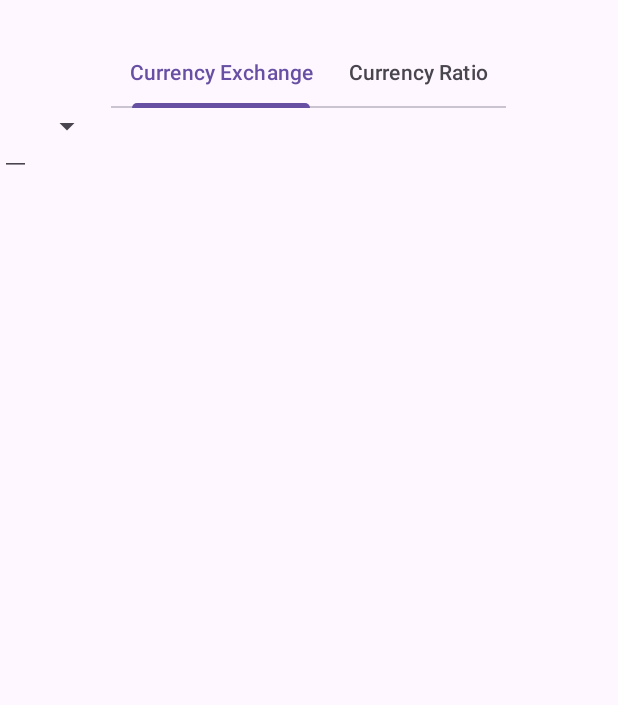
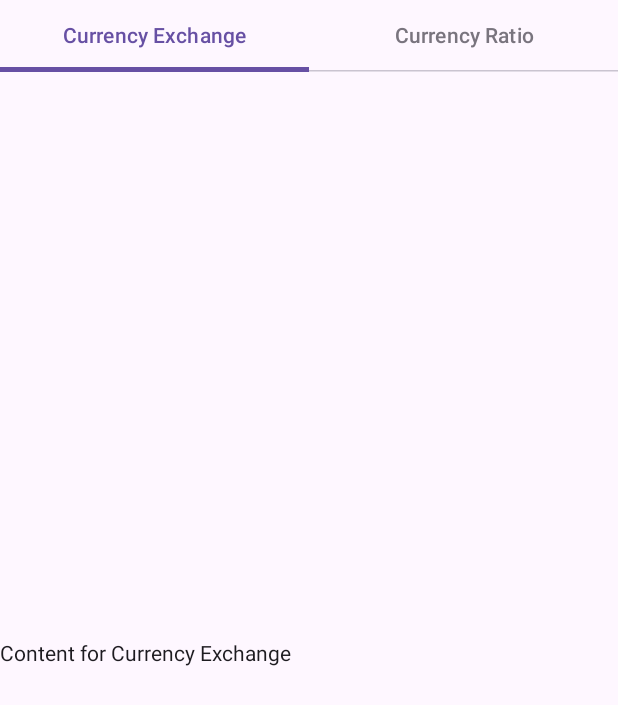
Before and after one commit to waldy-ctt/AndroidCurrencyExchange, an Android app built with Jetpack Compose: the screen it shows after launch (MainActivity), on a phone screen of 412 x 824 dp. Shown: the top 705 px of the screen. Run offline under Robolectric (Android 15) with nearby library versions, the phone set to English and light mode, and no system bars.

Commit message:
migrating from xml to compose

```diff
--- a/app/src/main/AndroidManifest.xml
+++ b/app/src/main/AndroidManifest.xml
@@ -14,7 +14,7 @@
         android:supportsRtl="true"
         android:theme="@style/Theme.AndroidCurrencyExchange">
         <activity
-            android:name=".MainActivity"
+            android:name="com.waldy.androidcurrencyexchange.MainActivity"
             android:exported="true"
             android:label="@string/app_name"
             android:theme="@style/Theme.AndroidCurrencyExchange">
--- a/app/src/main/java/com/waldy/androidcurrencyexchange/CurrencyExchangeFragment.kt
+++ /dev/null
@@ -1,21 +0,0 @@
-package com.waldy.androidcurrencyexchange
-
-import android.os.Bundle
-import android.view.View
-import android.widget.EditText
-import androidx.fragment.app.Fragment
-import com.waldy.androidcurrencyexchange.api.AppApiService
-
-class CurrencyExchangeFragment: Fragment(R.layout.currency_exchange_view) {
-    private lateinit var viewModel: CurrencyExchangeViewModel
-
-    override fun onViewCreated(view: View, savedInstanceState: Bundle?) {
-        super.onViewCreated(view, savedInstanceState)
-
-        val apiService: AppApiService = (requireActivity() as MainActivity).appApiSer
-
-        val inputA = view.findViewById<EditText>(R.id.input_a);
-
-        inputA.setText(0);
-    }
-}
--- a/app/src/main/java/com/waldy/androidcurrencyexchange/MainActivity.kt
+++ b/app/src/main/java/com/waldy/androidcurrencyexchange/MainActivity.kt
@@ -1,43 +1,52 @@
 package com.waldy.androidcurrencyexchange
 
-import android.annotation.SuppressLint
 import android.os.Bundle
+import androidx.activity.ComponentActivity
+import androidx.activity.compose.setContent
 import androidx.activity.enableEdgeToEdge
-import androidx.appcompat.app.AppCompatActivity
-import androidx.viewpager2.widget.ViewPager2
-import com.google.android.material.tabs.TabLayout
-import com.google.android.material.tabs.TabLayoutMediator
+import com.waldy.androidcurrencyexchange.MainActivityScreen
 import com.waldy.androidcurrencyexchange.api.AppApiService
 import retrofit2.Retrofit
 import retrofit2.converter.gson.GsonConverterFactory
 
-class MainActivity : AppCompatActivity() {
+/**
+ * This is the main entry point of your application.
+ * Its responsibilities are:
+ * 1. Handle Android lifecycle events.
+ * 2. Initialize app-wide dependencies (like API services).
+ * 3. Set the root Composable UI.
+ */
+class MainActivity: ComponentActivity() {
+
+    // You can keep the instance here for now.
+    // In a more advanced setup, this would be handled by a dependency injection library like Hilt.
     lateinit var appApiServiceInstance: AppApiService
 
-    @SuppressLint("MissingInflatedId")
     override fun onCreate(savedInstanceState: Bundle?) {
-        enableEdgeToEdge();
-        super.onCreate(savedInstanceState);
-        setContentView(R.layout.main_activity);
+        enableEdgeToEdge()
+        super.onCreate(savedInstanceState)
 
-        // INIT API CALL SERVICE
-        var retrofit: Retrofit = Retrofit.Builder()
+        // --- Logic and Initialization ---
+        initializeApiService()
+
+        // --- Setting the UI ---
+        // setContent is the bridge between the Activity and Jetpack Compose.
+        // It hosts your Composable UI.
+        setContent {
+            // Here, you just call your top-level screen Composable.
+            // You could also wrap it in your app's theme.
+            // AppTheme {
+            MainActivityScreen()
+            // }
+        }
+    }
+
+    private fun initializeApiService() {
+        val retrofit = Retrofit.Builder()
             .baseUrl("https://cdn.jsdelivr.net/npm/@fawazahmed0/currency-api@latest/v1/")
             .addConverterFactory(GsonConverterFactory.create())
-            .build();
+            .build()
 
-        appApiServiceInstance = retrofit.create<AppApiService>(AppApiService::class.java);
-
-        val tabLayout = findViewById<TabLayout>(R.id.tabLayout);
-        val viewPager = findViewById<ViewPager2>(R.id.viewPager);
-        val tabTitle = arrayOf("Currency Exchange", "Currency Ratio");
-
-        val adapter = TabAdapter(this);
-        viewPager.adapter = adapter;
-
-        TabLayoutMediator(tabLayout, viewPager) { tab, position ->
-            tab.text = tabTitle[position];
-        }.attach();
-
+        appApiServiceInstance = retrofit.create(AppApiService::class.java)
     }
 }
--- /dev/null
+++ b/app/src/main/java/com/waldy/androidcurrencyexchange/MainActivityScreen.kt
@@ -0,0 +1,87 @@
+package com.waldy.androidcurrencyexchange
+
+import androidx.compose.foundation.ExperimentalFoundationApi
+import androidx.compose.foundation.layout.Column
+import androidx.compose.foundation.layout.fillMaxSize
+import androidx.compose.foundation.layout.padding
+import androidx.compose.foundation.pager.HorizontalPager
+import androidx.compose.foundation.pager.rememberPagerState
+import androidx.compose.material3.*
+import androidx.compose.runtime.Composable
+import androidx.compose.runtime.rememberCoroutineScope
+import androidx.compose.ui.Modifier
+import androidx.compose.ui.text.style.TextOverflow
+import kotlinx.coroutines.launch
+
+/**
+ * This is the main UI container for your application.
+ * It is a stateless Composable, meaning it doesn't create or manage its own data.
+ */
+@OptIn(ExperimentalFoundationApi::class)
+@Composable
+fun MainActivityScreen() {
+    val tabTitles = listOf("Currency Exchange", "Currency Ratio")
+
+    // State for the pager (which page is selected) is managed here, as it's pure UI state.
+    val pagerState = rememberPagerState { tabTitles.size }
+    val scope = rememberCoroutineScope() // Scope to handle tab click animations
+
+    // Scaffold provides the basic layout structure (like app bars, etc.)
+    // The innerPadding automatically handles safe areas like the status bar.
+    Scaffold(
+        modifier = Modifier.fillMaxSize()
+    ) { innerPadding ->
+        Column(modifier = Modifier.padding(innerPadding)) {
+            TabRow(selectedTabIndex = pagerState.currentPage) {
+                tabTitles.forEachIndexed { index, title ->
+                    Tab(
+                        selected = pagerState.currentPage == index,
+                        onClick = {
+                            // Animate to the clicked page
+                            scope.launch {
+                                pagerState.animateScrollToPage(index)
+                            }
+                        },
+                        text = {
+                            Text(
+                                text = title,
+                                maxLines = 1, // Prevent text from wrapping
+                                overflow = TextOverflow.Ellipsis // Add "..." if text is too long
+                            )
+                        },
+                        selectedContentColor = MaterialTheme.colorScheme.primary,
+                        unselectedContentColor = MaterialTheme.colorScheme.outline,
+                    )
+                }
+            }
+
+            // This is the pager that swipes between your different screens.
+            HorizontalPager(
+                state = pagerState,
+                modifier = Modifier.fillMaxSize()
+            ) { page ->
+                // When the page changes, show the corresponding screen's Composable.
+                when (page) {
+                    0 -> CurrencyExchangeScreen()
+                    1 -> CurrencyRatioScreen()
+                }
+            }
+        }
+    }
+}
+
+
+// --- Placeholder Screens ---
+// In the future, these would be in their own files too (e.g., currency_exchange/CurrencyExchangeScreen.kt)
+
+@Composable
+fun CurrencyExchangeScreen() {
+    // TODO: Build the UI for the currency exchange feature here
+    Text("Content for Currency Exchange")
+}
+
+@Composable
+fun CurrencyRatioScreen() {
+    // TODO: Build the UI for the currency ratio feature here
+    Text("Content for Currency Ratio")
+}
--- a/app/src/main/java/com/waldy/androidcurrencyexchange/RatioFragment.kt
+++ /dev/null
@@ -1,6 +0,0 @@
-package com.waldy.androidcurrencyexchange
-
-import androidx.fragment.app.Fragment
-
-class RatioFragment: Fragment(R.layout.ratio_view){
-}
--- a/app/src/main/java/com/waldy/androidcurrencyexchange/TabAdapter.kt
+++ /dev/null
@@ -1,19 +0,0 @@
-package com.waldy.androidcurrencyexchange
-
-import androidx.appcompat.app.AppCompatActivity
-import androidx.fragment.app.Fragment
-import androidx.viewpager2.adapter.FragmentStateAdapter
-
-class TabAdapter(activity: AppCompatActivity): FragmentStateAdapter(activity) {
-    override fun getItemCount(): Int {
-       return 2;
-    }
-
-    override fun createFragment(position: Int): Fragment {
-        return when (position) {
-            0 -> CurrencyExchangeFragment()
-            1 -> RatioFragment()
-            else -> throw IllegalStateException("Invalid Position")
-        }
-    }
-}
--- a/app/src/main/res/layout/main_activity.xml
+++ b/app/src/main/res/layout/main_activity.xml
@@ -3,18 +3,18 @@
     xmlns:app="http://schemas.android.com/apk/res-auto"
     android:layout_width="match_parent"
     android:layout_height="match_parent"
-    android:orientation="vertical">
+    android:orientation="vertical"
+    android:fitsSystemWindows="true"
+    >
 
     <com.google.android.material.tabs.TabLayout
         android:id="@+id/tabLayout"
-        android:layout_width="wrap_content"
+        android:layout_width="match_parent"
         android:layout_height="wrap_content"
-        android:layout_marginTop="24dp"
+        android:layout_marginStart="24dp"
+        android:layout_marginEnd="24dp"
         app:tabGravity="fill"
         app:tabMode="fixed"
-        android:layout_marginLeft="50dp"
-        android:layout_marginRight="50dp"
-        android:layout_gravity="center_horizontal"
     />
 
     <androidx.viewpager2.widget.ViewPager2
```
Also changed, not shown: app/src/main/java/com/waldy/androidcurrencyexchange/CurrencyExchangeViewModel.kt (deleted, +0 -38 lines), app/src/main/java/com/waldy/androidcurrencyexchange/shared/commonEnum.kt (added, +31 -0 lines).
